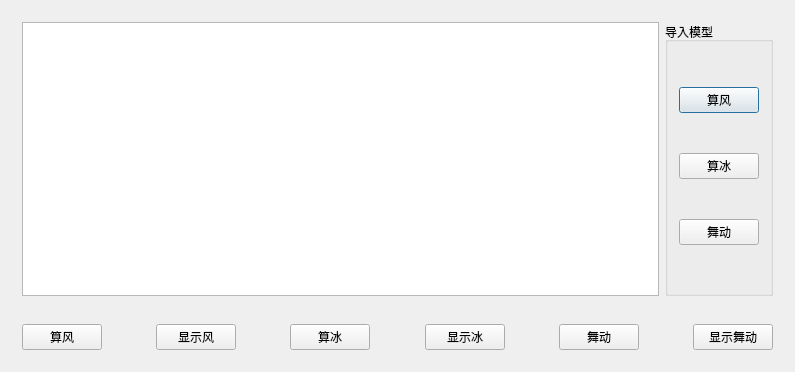
Shixuku/Tower-Visual, file TW/UI_Calculate.ui: the form before one commit.
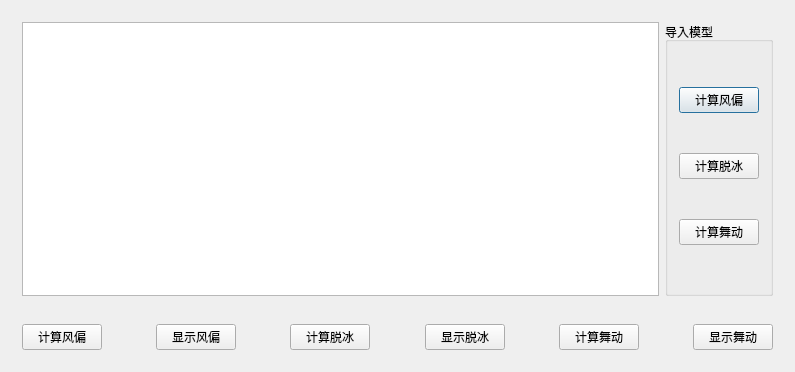
The form after the commit.

Commit message: 1、更新了鲁佳帛的动态链接库 2、在计算界面添加了舞动的按钮 3、修改了计算界面的表格，把原来的说明那一列删除了，把原来的英文换成了实例的名称，原来的名称换成了输出文件名

```diff
--- a/TW/UI_Calculate.ui
+++ b/TW/UI_Calculate.ui
@@ -29,21 +29,21 @@
          <item>
           <widget class="QPushButton" name="btn_InputWind">
            <property name="text">
-            <string>算风</string>
+            <string>计算风偏</string>
            </property>
           </widget>
          </item>
          <item>
           <widget class="QPushButton" name="btn_InputIce">
            <property name="text">
-            <string>算冰</string>
+            <string>计算脱冰</string>
            </property>
           </widget>
          </item>
          <item>
           <widget class="QPushButton" name="btn_InputWuDong">
            <property name="text">
-            <string>舞动</string>
+            <string>计算舞动</string>
            </property>
           </widget>
          </item>
@@ -59,7 +59,7 @@
       <item>
        <widget class="QPushButton" name="btn_Wind">
         <property name="text">
-         <string>算风</string>
+         <string>计算风偏</string>
         </property>
        </widget>
       </item>
@@ -79,7 +79,7 @@
       <item>
        <widget class="QPushButton" name="btn_showWind">
         <property name="text">
-         <string>显示风</string>
+         <string>显示风偏</string>
         </property>
        </widget>
       </item>
@@ -99,7 +99,7 @@
       <item>
        <widget class="QPushButton" name="btn_Ice">
         <property name="text">
-         <string>算冰</string>
+         <string>计算脱冰</string>
         </property>
        </widget>
       </item>
@@ -119,7 +119,7 @@
       <item>
        <widget class="QPushButton" name="btn_showIce">
         <property name="text">
-         <string>显示冰</string>
+         <string>显示脱冰</string>
         </property>
        </widget>
       </item>
@@ -139,7 +139,7 @@
       <item>
        <widget class="QPushButton" name="btn_WuDong">
         <property name="text">
-         <string>舞动</string>
+         <string>计算舞动</string>
         </property>
        </widget>
       </item>
```
The commit also changes 9 other files.
